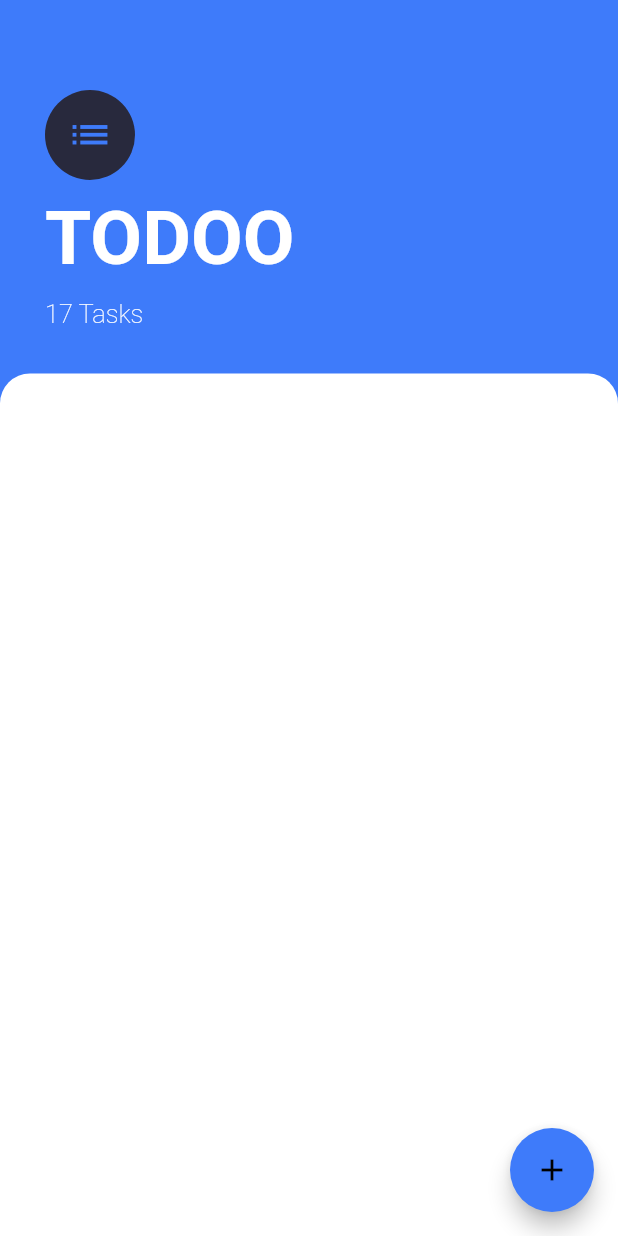
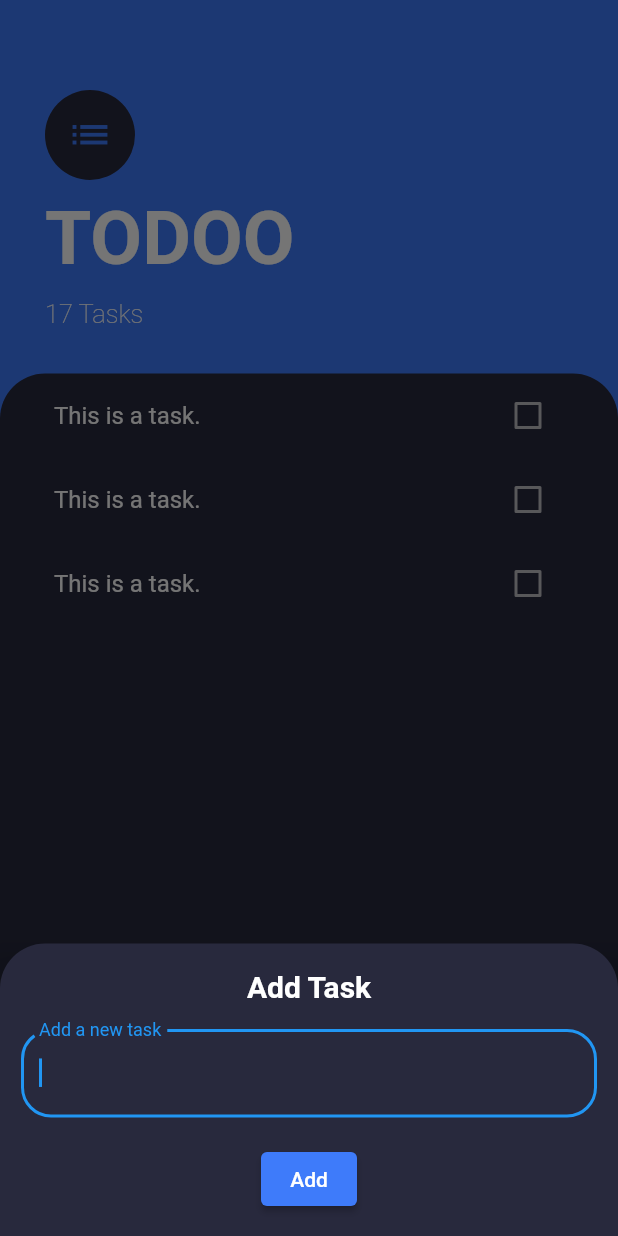
Before and after one commit to iamaryanshandilya/todoo, a Flutter app: the screen it shows after launch, after a tap on the "add" icon, on a phone screen of 412 x 824 dp. Run offline on Flutter 3.47's test engine with Material 2 defaults, Android fonts, the phone set to English and light mode, and no system bars.

Commit message:
'UI Complete'

```diff
--- /dev/null
+++ b/lib/screens/addTaskScreen.dart
@@ -0,0 +1,15 @@
+// ignore_for_file: file_names
+
+
+import 'package:flutter/material.dart';
+
+class AddTaskScreen extends StatelessWidget {
+  const AddTaskScreen({ Key? key }) : super(key: key);
+
+  @override
+  Widget build(BuildContext context) {
+    return Container(
+
+    );
+  }
+}
--- a/lib/screens/taskScreen.dart
+++ b/lib/screens/taskScreen.dart
@@ -2,6 +2,7 @@
 
 import 'package:flutter/material.dart';
 import 'package:todoo/Utils/constants.dart';
+import 'package:todoo/widgets/tasksList.dart';
 
 class TaskScreen extends StatefulWidget {
   const TaskScreen({Key? key}) : super(key: key);
@@ -11,12 +12,34 @@ class TaskScreen extends StatefulWidget {
 }
 
 class _TaskScreenState extends State<TaskScreen> {
+  late TextEditingController _controller;
+  String? task;
+
+  @override
+  void initState() {
+    _controller = TextEditingController();
+    super.initState();
+  }
+
+  @override
+  void dispose() {
+    _controller.dispose();
+    super.dispose();
+  }
+
   @override
   Widget build(BuildContext context) {
     return Scaffold(
       backgroundColor: kButtonColor,
       floatingActionButton: FloatingActionButton(
-        onPressed: () {},
+        onPressed: () {
+          showModalBottomSheet(
+            elevation: 10,
+            backgroundColor: Colors.transparent,
+            context: context,
+            builder: buildBottomSheet,
+          );
+        },
         backgroundColor: kButtonColor,
         //ignore:prefer_const_constructors
         child: Icon(
@@ -74,19 +97,95 @@ class _TaskScreenState extends State<TaskScreen> {
           ),
           Expanded(
             child: Container(
+              // ignore: prefer_const_constructors
+              padding: EdgeInsets.symmetric(
+                horizontal: 20,
+              ),
               //ignore:prefer_const_constructors
               decoration: BoxDecoration(
-                color: Colors.white,
+                color: kBackButtonColor,
                 //ignore:prefer_const_constructors
                 borderRadius: BorderRadius.only(
-                  topLeft: const Radius.circular(20),
-                  topRight: const Radius.circular(20),
+                  topLeft: const Radius.circular(30),
+                  topRight: const Radius.circular(30),
                 ),
               ),
+              // ignore: prefer_const_constructors
+              child: TasksList(),
             ),
           ),
         ],
       ),
     );
   }
+
+  Widget buildBottomSheet(BuildContext context) {
+    return Container(
+      color: Colors.transparent,
+      child: SingleChildScrollView(
+        child: Container(
+          padding: EdgeInsets.only(bottom: MediaQuery.of(context).viewInsets.bottom),
+          color: Colors.transparent,
+          // color: kBackButtonShadowColor,
+          child: Container(
+            decoration: BoxDecoration(
+              color: kBackButtonColor,
+              // ignore: prefer_const_constructors
+              borderRadius: BorderRadius.only(
+                // ignore: prefer_const_constructors
+                topLeft: Radius.circular(30),
+                // ignore: prefer_const_constructors
+                topRight: Radius.circular(30),
+              ),
+            ),
+            child: Column(
+              mainAxisAlignment: MainAxisAlignment.spaceEvenly,
+              // ignore: prefer_const_literals_to_create_immutables
+              children: [
+                SizedBox(height: 17,),
+                // ignore: prefer_const_constructors
+                Text(
+                  'Add Task',
+                  // ignore: prefer_const_constructors
+                  style: TextStyle(
+                    color: Colors.white,
+                    fontSize: 20,
+                    fontWeight: FontWeight.bold,
+                  ),
+                ),
+                SizedBox(height: 17,),
+                Padding(
+                  padding: const EdgeInsets.symmetric(horizontal: 14.0),
+                  child: TextFormField(
+                    autofocus: true,
+                    textInputAction: TextInputAction.next,
+                    controller: _controller,
+                    decoration: InputDecoration(
+                      labelText: 'Add a new task',
+                      border: OutlineInputBorder(
+                        borderRadius: BorderRadius.circular(20),
+                      ),
+                    ),
+                    maxLines: null,
+                    onChanged: (String? val) {
+                      task = val;
+                    },
+                  ),
+                ),
+                SizedBox(height: 17,),
+                ElevatedButton(
+                  style: ButtonStyle(
+                    backgroundColor: MaterialStateProperty.all(kButtonColor),
+                  ),
+                  onPressed: () {},
+                  child: const Text('Add'),
+                ),
+                SizedBox(height: 14,),
+              ],
+            ),
+          ),
+        ),
+      ),
+    );
+  }
 }
--- /dev/null
+++ b/lib/widgets/taskTile.dart
@@ -0,0 +1,54 @@
+// ignore_for_file: file_names, prefer_const_constructors
+
+import 'package:flutter/material.dart';
+import 'package:todoo/Utils/constants.dart';
+
+class TaskTile extends StatefulWidget {
+  const TaskTile({
+    Key? key,
+  }) : super(key: key);
+
+  @override
+  State<TaskTile> createState() => _TaskTileState();
+}
+
+class _TaskTileState extends State<TaskTile> {
+  bool isChecked = false;
+
+  void checkboxCallback(bool? newVal) {
+    setState(() {
+      isChecked = newVal!;
+    });
+  }
+
+  @override
+  Widget build(BuildContext context) {
+    return ListTile(
+      // ignore:prefer_const_constructors
+      title: Text(
+        'This is a task.',
+        style: TextStyle(
+          decoration: isChecked ? TextDecoration.lineThrough : null,
+        ),
+      ),
+      trailing: TaskCheckBox(isChecked, checkboxCallback),
+    );
+  }
+}
+
+class TaskCheckBox extends StatelessWidget {
+  final bool checkboxState;
+  final Function(bool?)? toggleCheckBoxState;
+
+  // ignore: use_key_in_widget_constructors, prefer_const_constructors_in_immutables
+  TaskCheckBox(this.checkboxState, this.toggleCheckBoxState);
+
+  @override
+  Widget build(BuildContext context) {
+    return Checkbox(
+      activeColor: kButtonColor,
+      value: checkboxState,
+      onChanged: toggleCheckBoxState,
+    );
+  }
+}
--- /dev/null
+++ b/lib/widgets/tasksList.dart
@@ -0,0 +1,23 @@
+// ignore_for_file: file_names
+
+import 'package:flutter/material.dart';
+import 'package:todoo/widgets/taskTile.dart';
+
+class TasksList extends StatelessWidget {
+  const TasksList({
+    Key? key,
+  }) : super(key: key);
+
+  @override
+  Widget build(BuildContext context) {
+    return ListView(
+      // ignore: prefer_const_literals_to_create_immutables
+      children: [
+       //ignore:prefer_const_constructors
+        TaskTile(),
+        TaskTile(),
+        TaskTile(),
+      ],
+    );
+  }
+}
```
